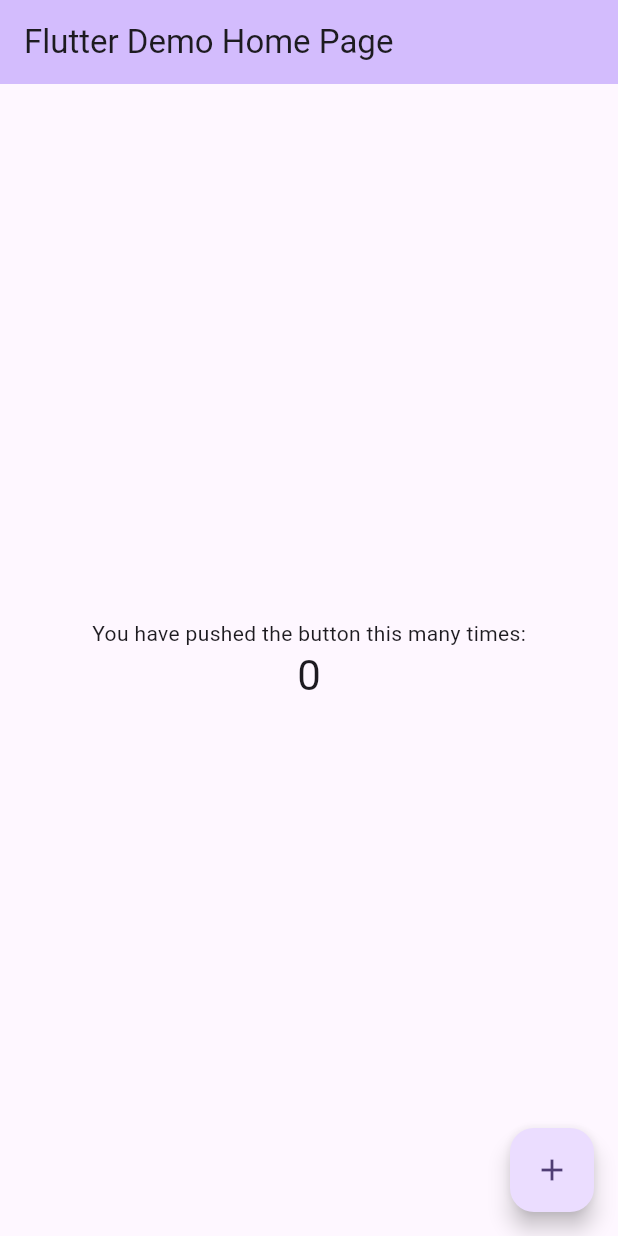
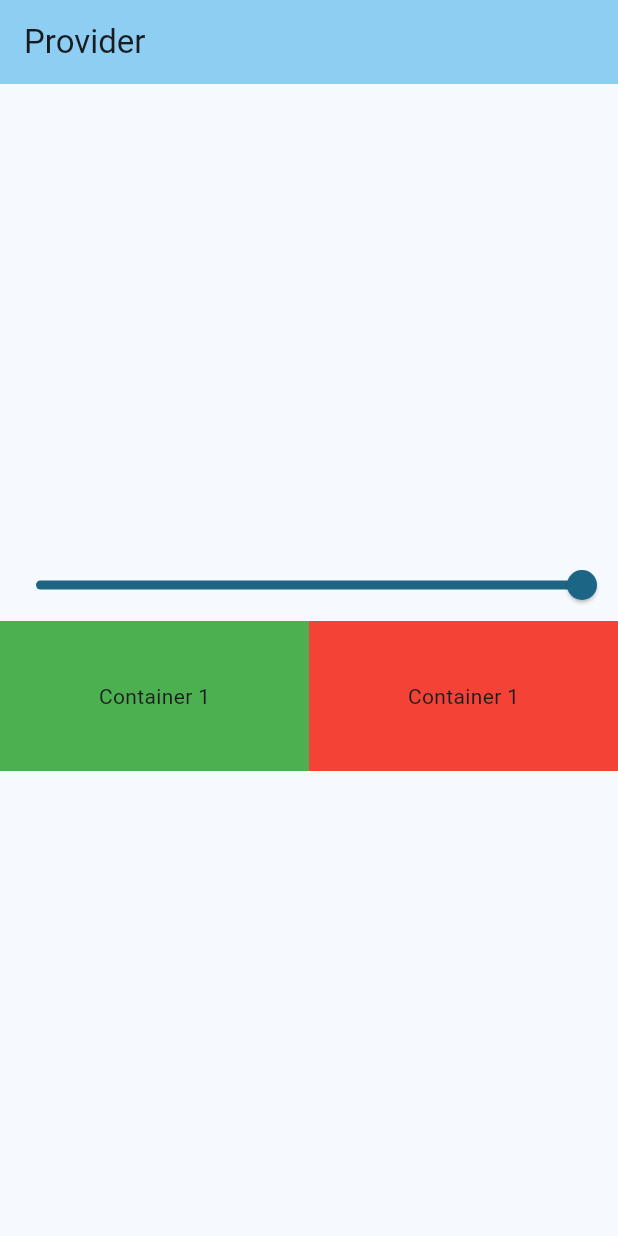
Before and after one commit to Kakarot2002/Flutter_Provider, a Flutter app: the screen it shows after launch, on a phone screen of 412 x 824 dp. Run offline on Flutter 3.47's test engine with Material 3 defaults, Android fonts, the phone set to English and light mode, and no system bars.

Commit message:
last commit

```diff
--- a/lib/main.dart
+++ b/lib/main.dart
@@ -1,4 +1,7 @@
 import 'package:flutter/material.dart';
+import 'package:provider/provider.dart';
+import 'package:providerr/provider/example_one_provider.dart';
+import 'package:providerr/screen/exone.dart';
 
 void main() {
   runApp(const MyApp());
@@ -10,116 +13,16 @@ class MyApp extends StatelessWidget {
   // This widget is the root of your application.
   @override
   Widget build(BuildContext context) {
-    return MaterialApp(
-      title: 'Flutter Demo',
-      theme: ThemeData(
-        // This is the theme of your application.
-        //
-        // TRY THIS: Try running your application with "flutter run". You'll see
-        // the application has a purple toolbar. Then, without quitting the app,
-        // try changing the seedColor in the colorScheme below to Colors.green
-        // and then invoke "hot reload" (save your changes or press the "hot
-        // reload" button in a Flutter-supported IDE, or press "r" if you used
-        // the command line to start the app).
-        //
-        // Notice that the counter didn't reset back to zero; the application
-        // state is not lost during the reload. To reset the state, use hot
-        // restart instead.
-        //
-        // This works for code too, not just values: Most code changes can be
-        // tested with just a hot reload.
-        colorScheme: ColorScheme.fromSeed(seedColor: Colors.deepPurple),
-        useMaterial3: true,
+    return ChangeNotifierProvider(
+      create: (_) => exampleOneProvider(),
+      child: MaterialApp(
+        title: 'Flutter Demo',
+        theme: ThemeData(
+          colorScheme: ColorScheme.fromSeed(seedColor: Colors.lightBlueAccent),
+          useMaterial3: true,
+        ),
+        home: const exone(),
       ),
-      home: const MyHomePage(title: 'Flutter Demo Home Page'),
     );
   }
 }
-
-class MyHomePage extends StatefulWidget {
-  const MyHomePage({super.key, required this.title});
-
-  // This widget is the home page of your application. It is stateful, meaning
-  // that it has a State object (defined below) that contains fields that affect
-  // how it looks.
-
-  // This class is the configuration for the state. It holds the values (in this
-  // case the title) provided by the parent (in this case the App widget) and
-  // used by the build method of the State. Fields in a Widget subclass are
-  // always marked "final".
-
-  final String title;
-
-  @override
-  State<MyHomePage> createState() => _MyHomePageState();
-}
-
-class _MyHomePageState extends State<MyHomePage> {
-  int _counter = 0;
-
-  void _incrementCounter() {
-    setState(() {
-      // This call to setState tells the Flutter framework that something has
-      // changed in this State, which causes it to rerun the build method below
-      // so that the display can reflect the updated values. If we changed
-      // _counter without calling setState(), then the build method would not be
-      // called again, and so nothing would appear to happen.
-      _counter++;
-    });
-  }
-
-  @override
-  Widget build(BuildContext context) {
-    // This method is rerun every time setState is called, for instance as done
-    // by the _incrementCounter method above.
-    //
-    // The Flutter framework has been optimized to make rerunning build methods
-    // fast, so that you can just rebuild anything that needs updating rather
-    // than having to individually change instances of widgets.
-    return Scaffold(
-      appBar: AppBar(
-        // TRY THIS: Try changing the color here to a specific color (to
-        // Colors.amber, perhaps?) and trigger a hot reload to see the AppBar
-        // change color while the other colors stay the same.
-        backgroundColor: Theme.of(context).colorScheme.inversePrimary,
-        // Here we take the value from the MyHomePage object that was created by
-        // the App.build method, and use it to set our appbar title.
-        title: Text(widget.title),
-      ),
-      body: Center(
-        // Center is a layout widget. It takes a single child and positions it
-        // in the middle of the parent.
-        child: Column(
-          // Column is also a layout widget. It takes a list of children and
-          // arranges them vertically. By default, it sizes itself to fit its
-          // children horizontally, and tries to be as tall as its parent.
-          //
-          // Column has various properties to control how it sizes itself and
-          // how it positions its children. Here we use mainAxisAlignment to
-          // center the children vertically; the main axis here is the vertical
-          // axis because Columns are vertical (the cross axis would be
-          // horizontal).
-          //
-          // TRY THIS: Invoke "debug painting" (choose the "Toggle Debug Paint"
-          // action in the IDE, or press "p" in the console), to see the
-          // wireframe for each widget.
-          mainAxisAlignment: MainAxisAlignment.center,
-          children: <Widget>[
-            const Text(
-              'You have pushed the button this many times:',
-            ),
-            Text(
-              '$_counter',
-              style: Theme.of(context).textTheme.headlineMedium,
-            ),
-          ],
-        ),
-      ),
-      floatingActionButton: FloatingActionButton(
-        onPressed: _incrementCounter,
-        tooltip: 'Increment',
-        child: const Icon(Icons.add),
-      ), // This trailing comma makes auto-formatting nicer for build methods.
-    );
-  }
-}
--- /dev/null
+++ b/lib/provider/example_one_provider.dart
@@ -0,0 +1,13 @@
+import 'package:flutter/foundation.dart';
+
+// ignore: camel_case_types
+class exampleOneProvider with ChangeNotifier {
+  double _value = 1.0;
+
+  double get value => _value;
+
+  void setValue(double val) {
+    _value = val;
+    notifyListeners();
+  }
+}
--- /dev/null
+++ b/lib/screen/exone.dart
@@ -0,0 +1,59 @@
+import 'package:flutter/material.dart';
+import 'package:provider/provider.dart';
+import 'package:providerr/provider/example_one_provider.dart';
+
+class exone extends StatefulWidget {
+  const exone({super.key});
+
+  @override
+  State<exone> createState() => _MyWidgetState();
+}
+
+class _MyWidgetState extends State<exone> {
+  double value = 1.0;
+
+  @override
+  Widget build(BuildContext context) {
+    final provider = Provider.of<exampleOneProvider>(context, listen: false);
+    return Scaffold(
+      appBar: AppBar(
+        backgroundColor: Theme.of(context).colorScheme.inversePrimary,
+        title: const Text("Provider"),
+      ),
+      body: Center(
+        child: Column(
+          mainAxisAlignment: MainAxisAlignment.center,
+          children: <Widget>[
+            Slider(
+                min: 0,
+                max: 1,
+                value: provider.value,
+                onChanged: (val) {
+                  print(value);
+                  provider.setValue(val);
+                }),
+            Row(
+              children: [
+                Expanded(
+                  child: Container(
+                      height: 100,
+                      decoration: BoxDecoration(
+                          color: Colors.green.withOpacity(provider.value)),
+                      child: const Center(child: Text("Container 1"))),
+                ),
+                Expanded(
+                  child: Container(
+                    height: 100,
+                    decoration: BoxDecoration(
+                        color: Colors.red.withOpacity(provider.value)),
+                    child: const Center(child: Text("Container 1")),
+                  ),
+                )
+              ],
+            )
+          ],
+        ),
+      ),
+    );
+  }
+}
--- a/pubspec.yaml
+++ b/pubspec.yaml
@@ -1,4 +1,4 @@
-name: provider
+name: providerr
 description: "A new Flutter project."
 # The following line prevents the package from being accidentally published to
 # pub.dev using `flutter pub publish`. This is preferred for private packages.
@@ -35,6 +35,7 @@ dependencies:
   # The following adds the Cupertino Icons font to your application.
   # Use with the CupertinoIcons class for iOS style icons.
   cupertino_icons: ^1.0.2
+  provider: ^6.1.1
 
 dev_dependencies:
   flutter_test:
```
Also changed, not shown: pubspec.lock.
